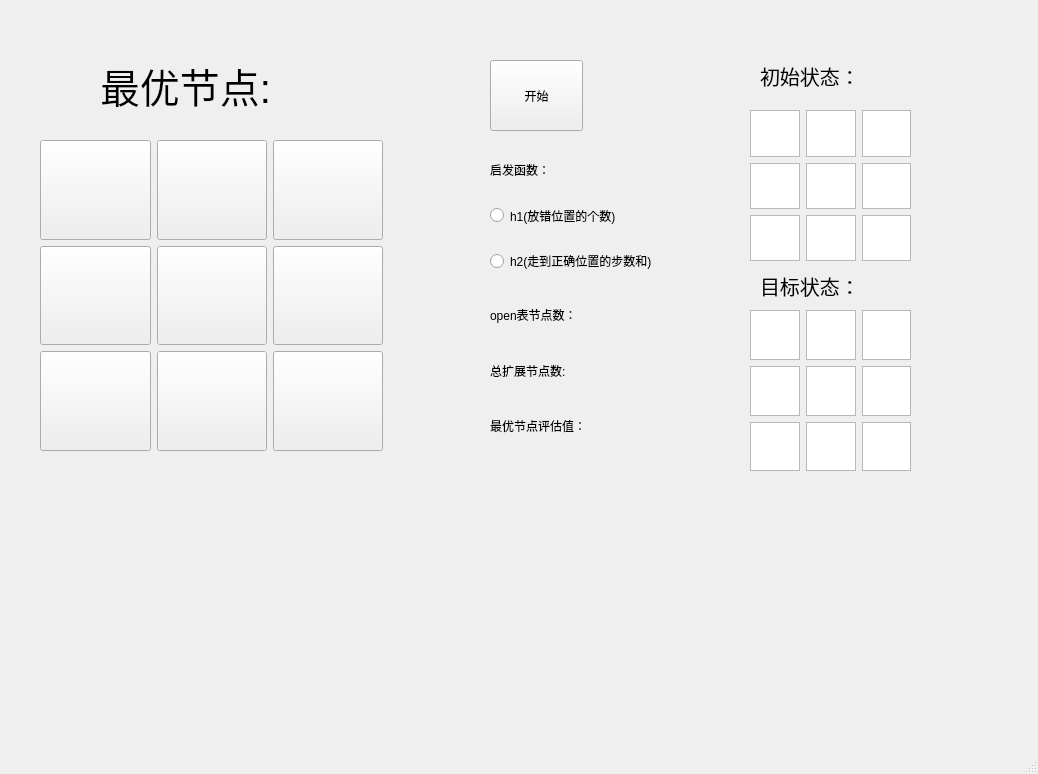
Qt form mainwindow.ui (ChiyeungChan/eight-figure-puzzle) before a commit.
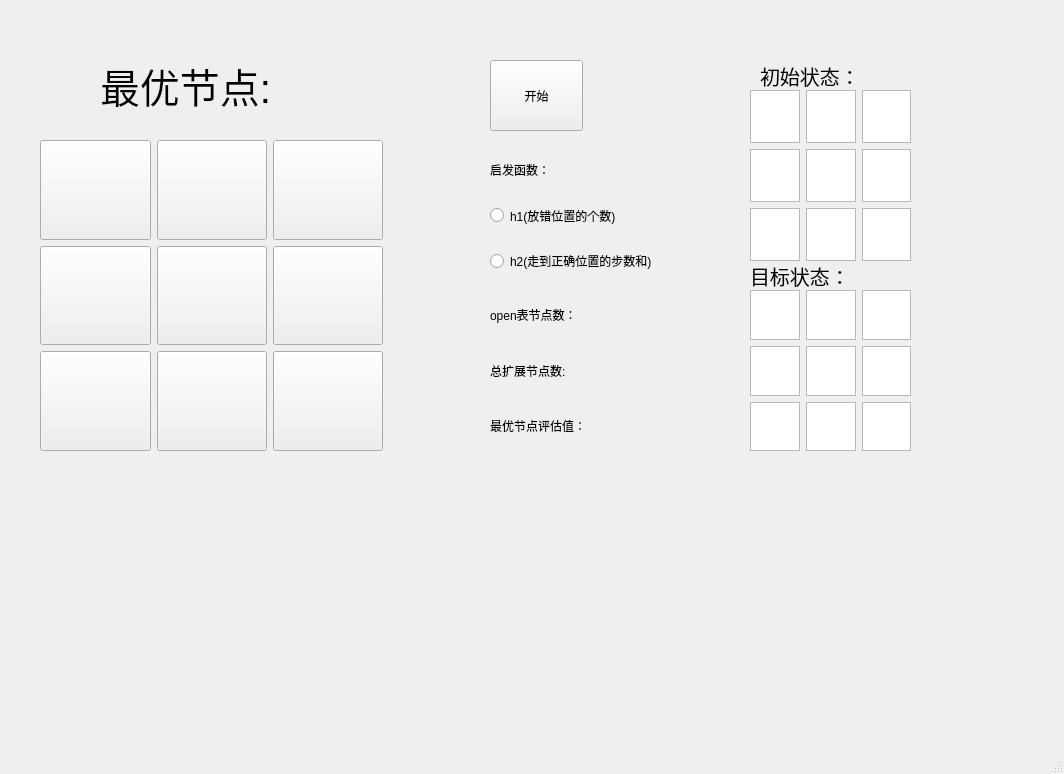
The same form after that commit.

```diff
--- a/mainwindow.ui
+++ b/mainwindow.ui
@@ -6,10 +6,16 @@
    <rect>
     <x>0</x>
     <y>0</y>
-    <width>1038</width>
+    <width>1064</width>
     <height>774</height>
    </rect>
   </property>
+  <property name="sizePolicy">
+   <sizepolicy hsizetype="Preferred" vsizetype="Preferred">
+    <horstretch>0</horstretch>
+    <verstretch>0</verstretch>
+   </sizepolicy>
+  </property>
   <property name="windowTitle">
    <string>MainWindow</string>
   </property>
@@ -364,38 +370,92 @@
     <property name="geometry">
      <rect>
       <x>750</x>
-      <y>110</y>
+      <y>90</y>
       <width>161</width>
-      <height>151</height>
+      <height>171</height>
      </rect>
     </property>
     <layout class="QGridLayout" name="gridLayout_3">
-     <item row="1" column="2">
-      <widget class="QTextBrowser" name="initTextBrowser_6"/>
-     </item>
-     <item row="0" column="1">
-      <widget class="QTextBrowser" name="initTextBrowser_2"/>
-     </item>
      <item row="0" column="0">
-      <widget class="QTextBrowser" name="initTextBrowser_1"/>
+      <widget class="QTextEdit" name="initTextEdit_1">
+       <property name="font">
+        <font>
+         <pointsize>18</pointsize>
+        </font>
+       </property>
+      </widget>
+     </item>
+     <item row="0" column="1">
+      <widget class="QTextEdit" name="initTextEdit_2">
+       <property name="font">
+        <font>
+         <pointsize>18</pointsize>
+        </font>
+       </property>
+      </widget>
      </item>
      <item row="0" column="2">
-      <widget class="QTextBrowser" name="initTextBrowser_3"/>
+      <widget class="QTextEdit" name="initTextEdit_3">
+       <property name="font">
+        <font>
+         <pointsize>18</pointsize>
+        </font>
+       </property>
+      </widget>
      </item>
      <item row="1" column="0">
-      <widget class="QTextBrowser" name="initTextBrowser_4"/>
-     </item>
-     <item row="2" column="0">
-      <widget class="QTextBrowser" name="initTextBrowser_7"/>
+      <widget class="QTextEdit" name="initTextEdit_4">
+       <property name="font">
+        <font>
+         <pointsize>18</pointsize>
+        </font>
+       </property>
+      </widget>
      </item>
      <item row="1" column="1">
-      <widget class="QTextBrowser" name="initTextBrowser_5"/>
+      <widget class="QTextEdit" name="initTextEdit_5">
+       <property name="font">
+        <font>
+         <pointsize>18</pointsize>
+        </font>
+       </property>
+      </widget>
      </item>
-     <item row="2" column="1">
-      <widget class="QTextBrowser" name="initTextBrowser_8"/>
+     <item row="1" column="2">
+      <widget class="QTextEdit" name="initTextEdit_6">
+       <property name="font">
+        <font>
+         <pointsize>18</pointsize>
+        </font>
+       </property>
+      </widget>
+     </item>
+     <item row="2" column="0">
+      <widget class="QTextEdit" name="initTextEdit_7">
+       <property name="font">
+        <font>
+         <pointsize>18</pointsize>
+        </font>
+       </property>
+      </widget>
      </item>
      <item row="2" column="2">
-      <widget class="QTextBrowser" name="initTextBrowser_9"/>
+      <widget class="QTextEdit" name="initTextEdit_9">
+       <property name="font">
+        <font>
+         <pointsize>18</pointsize>
+        </font>
+       </property>
+      </widget>
+     </item>
+     <item row="2" column="1">
+      <widget class="QTextEdit" name="initTextEdit_8">
+       <property name="font">
+        <font>
+         <pointsize>18</pointsize>
+        </font>
+       </property>
+      </widget>
      </item>
     </layout>
    </widget>
@@ -403,38 +463,92 @@
     <property name="geometry">
      <rect>
       <x>750</x>
-      <y>310</y>
+      <y>290</y>
       <width>161</width>
       <height>161</height>
      </rect>
     </property>
     <layout class="QGridLayout" name="gridLayout_4">
-     <item row="1" column="2">
-      <widget class="QTextBrowser" name="targetTextBrowser_6"/>
+     <item row="2" column="2">
+      <widget class="QTextEdit" name="targetTextEdit_9">
+       <property name="font">
+        <font>
+         <pointsize>18</pointsize>
+        </font>
+       </property>
+      </widget>
+     </item>
+     <item row="0" column="2">
+      <widget class="QTextEdit" name="targetTextEdit_3">
+       <property name="font">
+        <font>
+         <pointsize>18</pointsize>
+        </font>
+       </property>
+      </widget>
+     </item>
+     <item row="2" column="1">
+      <widget class="QTextEdit" name="targetTextEdit_8">
+       <property name="font">
+        <font>
+         <pointsize>18</pointsize>
+        </font>
+       </property>
+      </widget>
      </item>
      <item row="0" column="0">
-      <widget class="QTextBrowser" name="targetTextBrowser_1"/>
+      <widget class="QTextEdit" name="targetTextEdit_1">
+       <property name="font">
+        <font>
+         <pointsize>18</pointsize>
+        </font>
+       </property>
+      </widget>
      </item>
      <item row="0" column="1">
-      <widget class="QTextBrowser" name="targetTextBrowser_2"/>
+      <widget class="QTextEdit" name="targetTextEdit_2">
+       <property name="font">
+        <font>
+         <pointsize>18</pointsize>
+        </font>
+       </property>
+      </widget>
      </item>
      <item row="1" column="0">
-      <widget class="QTextBrowser" name="targetTextBrowser_4"/>
-     </item>
-     <item row="0" column="2">
-      <widget class="QTextBrowser" name="targetTextBrowser_3"/>
-     </item>
-     <item row="2" column="0">
-      <widget class="QTextBrowser" name="targetTextBrowser_7"/>
-     </item>
-     <item row="2" column="2">
-      <widget class="QTextBrowser" name="targetTextBrowser_9"/>
-     </item>
-     <item row="2" column="1">
-      <widget class="QTextBrowser" name="targetTextBrowser_8"/>
+      <widget class="QTextEdit" name="targetTextEdit_4">
+       <property name="font">
+        <font>
+         <pointsize>18</pointsize>
+        </font>
+       </property>
+      </widget>
      </item>
      <item row="1" column="1">
-      <widget class="QTextBrowser" name="targetTextBrowser_5"/>
+      <widget class="QTextEdit" name="targetTextEdit_5">
+       <property name="font">
+        <font>
+         <pointsize>18</pointsize>
+        </font>
+       </property>
+      </widget>
+     </item>
+     <item row="1" column="2">
+      <widget class="QTextEdit" name="targetTextEdit_6">
+       <property name="font">
+        <font>
+         <pointsize>18</pointsize>
+        </font>
+       </property>
+      </widget>
+     </item>
+     <item row="2" column="0">
+      <widget class="QTextEdit" name="targetTextEdit_7">
+       <property name="font">
+        <font>
+         <pointsize>18</pointsize>
+        </font>
+       </property>
+      </widget>
      </item>
     </layout>
    </widget>
@@ -465,8 +579,8 @@
    <widget class="QLabel" name="label_10">
     <property name="geometry">
      <rect>
-      <x>760</x>
-      <y>260</y>
+      <x>750</x>
+      <y>250</y>
       <width>111</width>
       <height>51</height>
      </rect>
```
Left out of the diff: 2 changed lines with no effect on the pictures.
